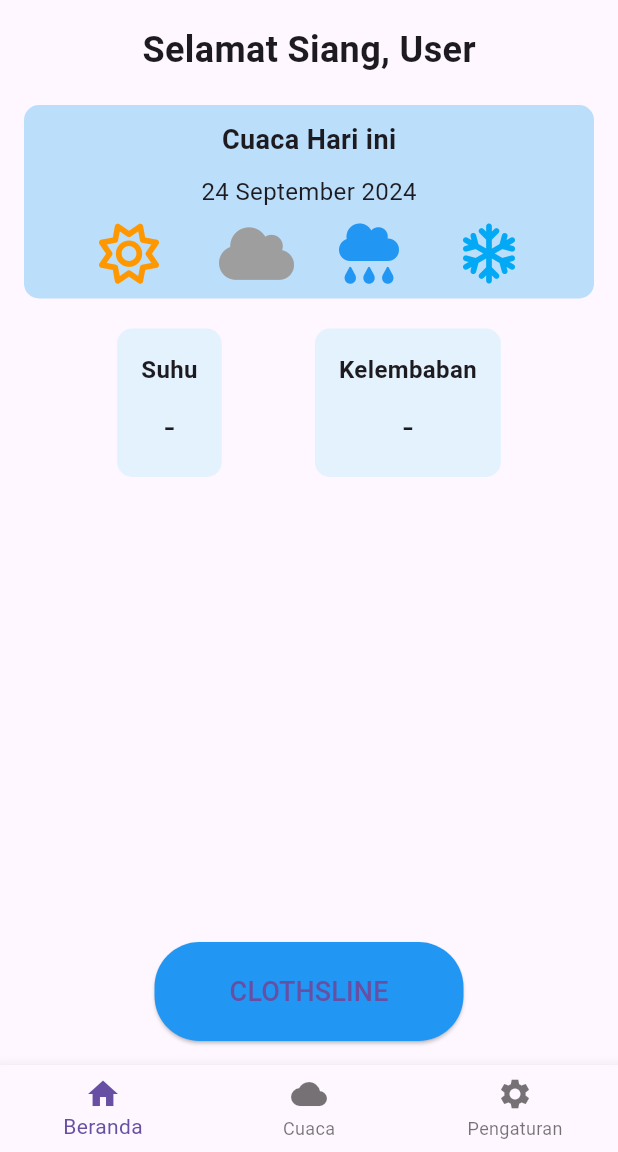
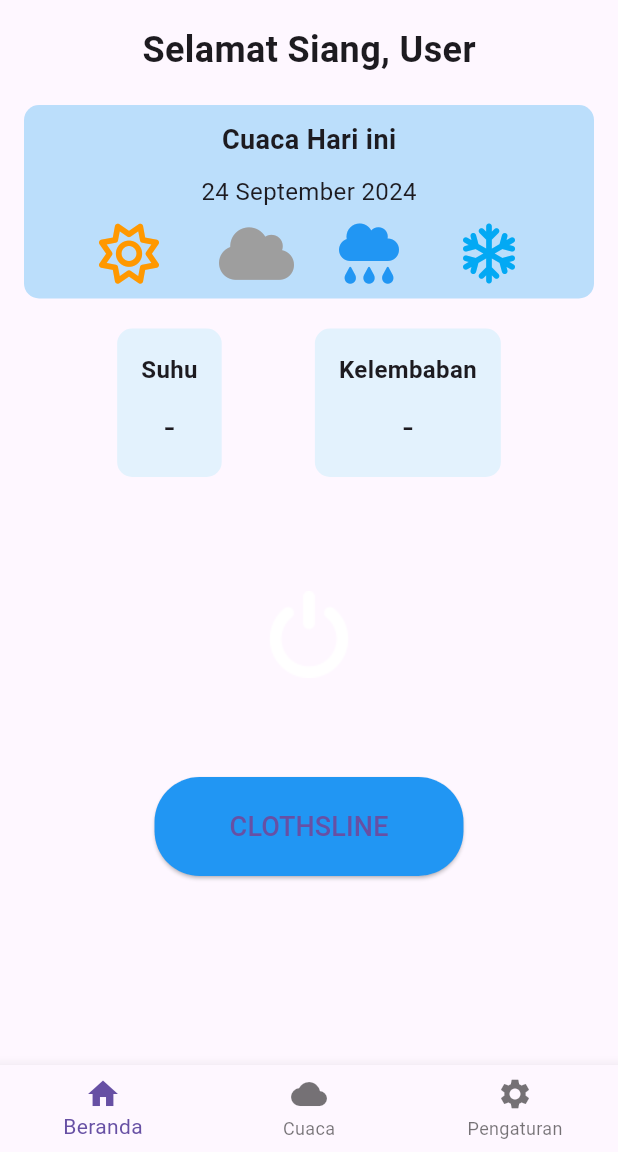
Before and after one commit to ghiyaazt/CloudHome_Project-Workshop-Aplikasi-Mobile, a Flutter app: the Beranda screen opened directly, on a phone screen of 412 x 824 dp, the part 84-1236 px from its top. Run offline on Flutter 3.47's test engine with Material 3 defaults, Android fonts, the phone set to English and light mode, and no system bars; our stand-ins replace font_awesome_flutter.

Commit message:
baru broooooo

```diff
--- a/lib/screens/home.dart
+++ b/lib/screens/home.dart
@@ -76,11 +76,19 @@ class Beranda extends StatelessWidget {
               ],
             ),
             SizedBox(height: 30),
-            // Tombol untuk CLOTHSLINE
+            // Bagian CLOTHSLINE
             Expanded(
               child: Align(
                 alignment: Alignment.bottomCenter,
-                child: ElevatedButton(
+                child: Column(
+                  children: [
+                    // Add the image here
+                    Image.asset(
+                      'assets/images/power (1) 2.png',
+                      height: 150,  // You can adjust the size
+                    ),
+                    SizedBox(height: 20),
+                    ElevatedButton(
                       onPressed: () {
                         // Tambahkan aksi tombol di sini
                       },
@@ -95,6 +103,8 @@ class Beranda extends StatelessWidget {
                         'CLOTHSLINE',
                         style: TextStyle(fontSize: 18),
                       ),
+                    ),
+                  ],
                 ),
               ),
             ),
--- a/pubspec.yaml
+++ b/pubspec.yaml
@@ -14,4 +14,4 @@ dependencies:
 # Ini digunakan untuk mengelola assets seperti gambar atau font
 flutter:
   assets:
-    - assets/images/logo1 1.png
+    - assets/images/
```
Also changed, not shown: assets/images/Rectangle 18.png (added), assets/images/power (1) 2.png (added). Lines whose indentation alone changed are shown as unchanged.
